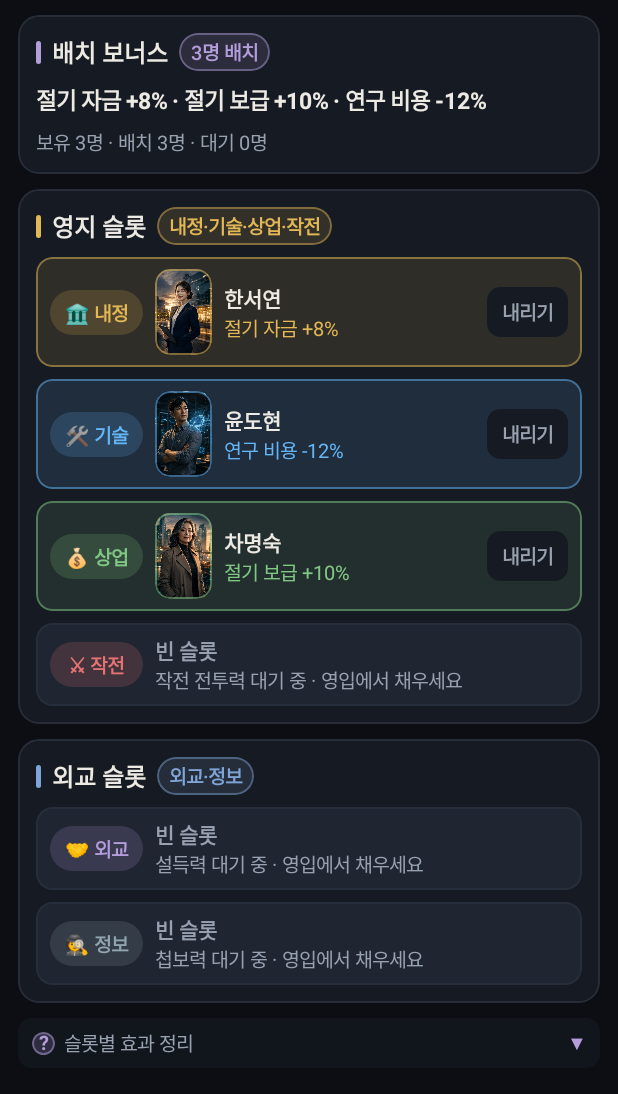
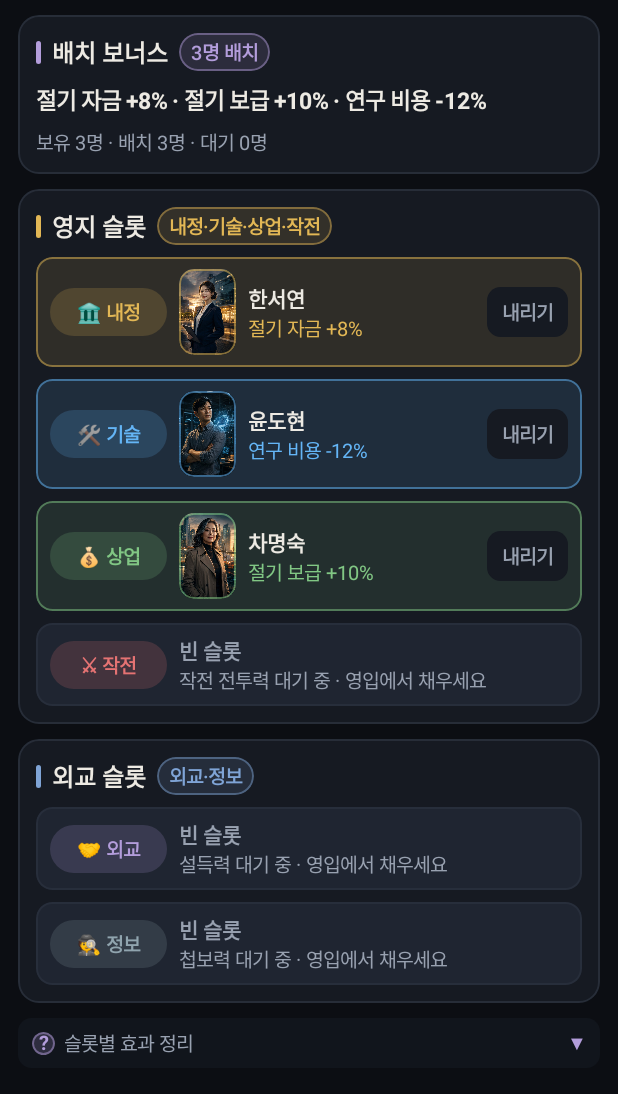
Before and after one commit to kthink79/slg-territory-conquest, an Android app built with Jetpack Compose: the composable HeroScreen shown on its own in the app's theme, on a phone screen of 412 x 824 dp. Shown: the top 1094 px of the screen. Run offline under Robolectric (Android 15) with nearby library versions, the phone set to English and light mode, and no system bars.

Commit message:
polish(slg): 영웅 슬롯 역할 배지 폭을 78dp로 넓혀 큰 글씨가 잘리지 않게

```diff
--- a/app/src/main/java/com/game/slg/ui/HeroScreen.kt
+++ b/app/src/main/java/com/game/slg/ui/HeroScreen.kt
@@ -216,7 +216,7 @@ private fun HeroSlotRow(state: SlgGameState, role: HeroRole, onUnassign: (String
     ) {
         Box(
             modifier = Modifier
-                .size(width = 62.dp, height = 30.dp)
+                .size(width = 78.dp, height = 32.dp)
                 .clip(RoundedCornerShape(50))
                 .background(accent.copy(alpha = 0.18f)),
             contentAlignment = Alignment.Center
```
